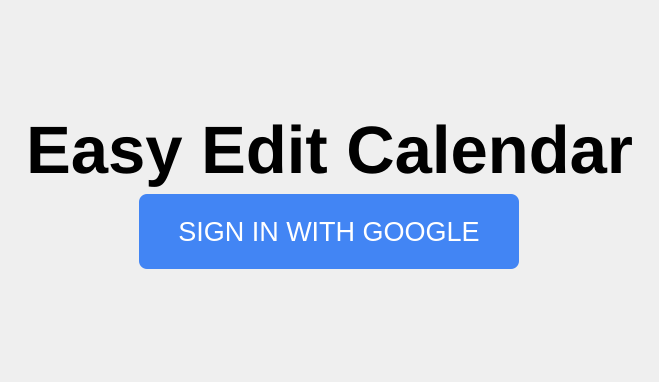
Qt form EasyEditCalendar-20211123T212154Z-001/EasyEditCalendar/login.ui (EasyEditCalendar/Version1) before a commit.
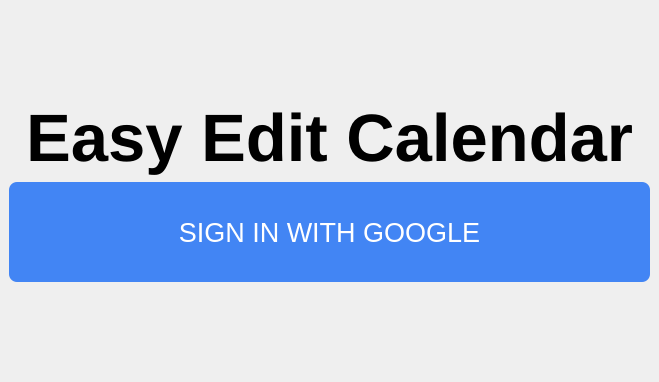
The same form after that commit. Icons and pictures are not drawn.

Diff of the .ui file:
```diff
--- a/EasyEditCalendar-20211123T212154Z-001/EasyEditCalendar/login.ui
+++ b/EasyEditCalendar-20211123T212154Z-001/EasyEditCalendar/login.ui
@@ -54,9 +54,9 @@
         <item>
          <widget class="QPushButton" name="GoogleLoginButton">
           <property name="sizePolicy">
-           <sizepolicy hsizetype="Maximum" vsizetype="Maximum">
-            <horstretch>1</horstretch>
-            <verstretch>1</verstretch>
+           <sizepolicy hsizetype="Preferred" vsizetype="Preferred">
+            <horstretch>0</horstretch>
+            <verstretch>0</verstretch>
            </sizepolicy>
           </property>
           <property name="minimumSize">
@@ -67,8 +67,8 @@
           </property>
           <property name="maximumSize">
            <size>
-            <width>380</width>
-            <height>75</height>
+            <width>1000</width>
+            <height>100</height>
            </size>
           </property>
           <property name="palette">
```
